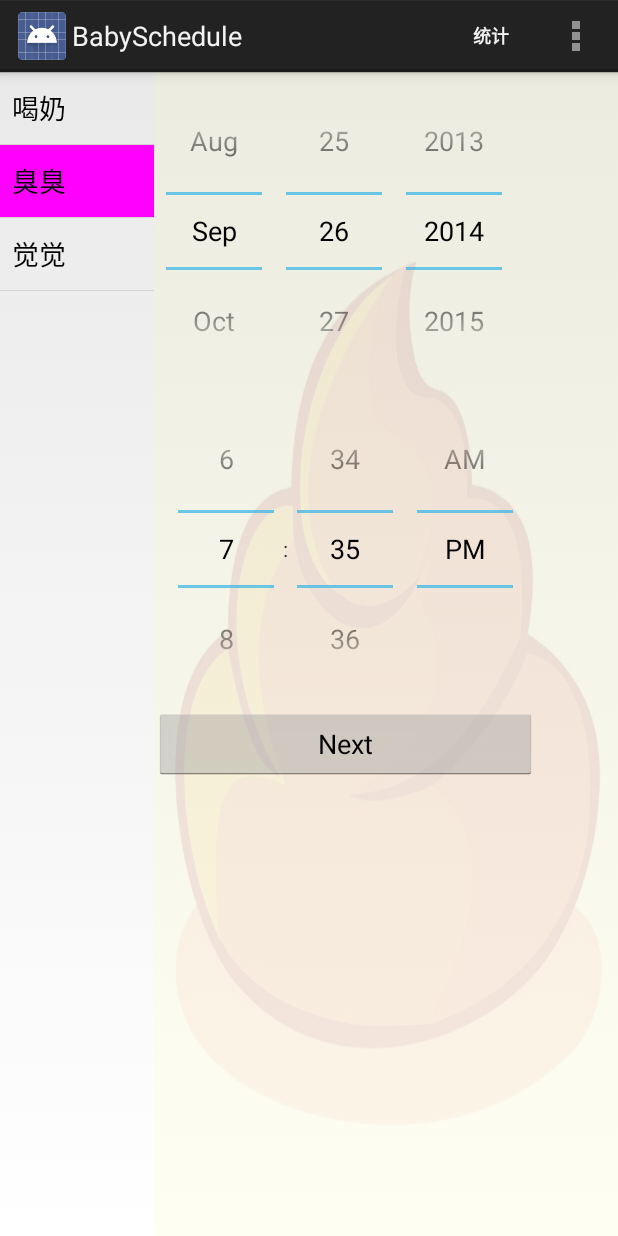
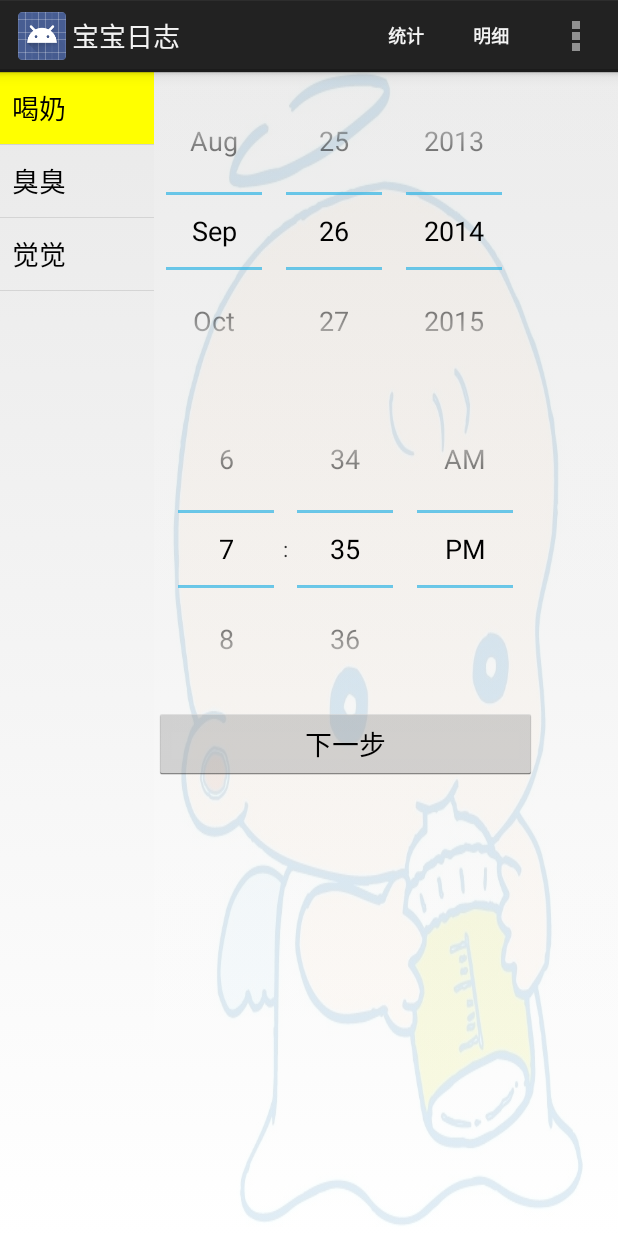
Before and after one commit to carlstandFork/BabySchedule, an Android app: the screen it shows after launch (MainActivity), in the options menu, after a tap on "设定", on a phone screen of 412 x 824 dp. Run offline under Robolectric (Android 15) with nearby library versions, the phone set to English and light mode, and no system bars.

Commit message:
Added: default selection on left item list Added: menu detail

```diff
--- a/app/src/main/java/com/ezikche/babyschedule/ItemFragment.java
+++ b/app/src/main/java/com/ezikche/babyschedule/ItemFragment.java
@@ -10,6 +10,7 @@ import android.view.ViewGroup;
 import android.widget.AbsListView;
 import android.widget.AdapterView;
 import android.widget.ListAdapter;
+import android.widget.ListView;
 import android.widget.TextView;
 
 
@@ -30,11 +31,11 @@ public class ItemFragment extends Fragment implements AbsListView.OnItemClickLis
 
     // TODO: Rename parameter arguments, choose names that match
     // the fragment initialization parameters, e.g. ARG_ITEM_NUMBER
-    private static final String ARG_PARAM1 = "param1";
+    private static final String ARG_INITPOS = "intPos";
     private static final String ARG_PARAM2 = "param2";
 
     // TODO: Rename and change types of parameters
-    private String mParam1;
+    private int mInitPos;
     private String mParam2;
 
     private OnFragmentInteractionListener mListener;
@@ -50,13 +51,12 @@ public class ItemFragment extends Fragment implements AbsListView.OnItemClickLis
      */
     private ItemListAdapter mAdapter;
     private List<String> mStringList;
-    private View mLastSelectedView;
 
     // TODO: Rename and change types of parameters
-    public static ItemFragment newInstance(String param1, String param2) {
+    public static ItemFragment newInstance(int initPos, String param2) {
         ItemFragment fragment = new ItemFragment();
         Bundle args = new Bundle();
-        args.putString(ARG_PARAM1, param1);
+        args.putInt(ARG_INITPOS, initPos);
         args.putString(ARG_PARAM2, param2);
         fragment.setArguments(args);
         return fragment;
@@ -74,7 +74,7 @@ public class ItemFragment extends Fragment implements AbsListView.OnItemClickLis
         super.onCreate(savedInstanceState);
 
         if (getArguments() != null) {
-            mParam1 = getArguments().getString(ARG_PARAM1);
+            mInitPos = getArguments().getInt(ARG_INITPOS);
             mParam2 = getArguments().getString(ARG_PARAM2);
         }
 
@@ -118,6 +118,7 @@ public class ItemFragment extends Fragment implements AbsListView.OnItemClickLis
 
     @Override
     public void onItemClick(AdapterView<?> parent, View view, int position, long id) {
+        setSelectedItem(position);
         if (null != mListener) {
             // Notify the active callbacks interface (the activity, if the
             // fragment is attached to one) that an item has been selected.
@@ -138,6 +139,11 @@ public class ItemFragment extends Fragment implements AbsListView.OnItemClickLis
         }
     }
 
+    public void setSelectedItem(int position){
+        mAdapter.setSelectedPos(position);
+        mAdapter.notifyDataSetChanged();
+    }
+
     /**
     * This interface must be implemented by activities that contain this
     * fragment to allow an interaction in this fragment to be communicated
--- a/app/src/main/java/com/ezikche/babyschedule/ItemListAdapter.java
+++ b/app/src/main/java/com/ezikche/babyschedule/ItemListAdapter.java
@@ -18,14 +18,27 @@ import java.util.Map;
  */
 public class ItemListAdapter<T> extends ArrayAdapter<T> {
     private int[] colors = { Color.YELLOW, Color.MAGENTA,Color.CYAN };
+    private int mPos = 0;
 
     public ItemListAdapter(Context context, int resource, List<T> objects) {
         super(context, resource, objects);
     }
 
+    public void setSelectedPos(int position){
+        mPos = position;
+    }
+
+    public int getSelectedPos(){
+        return mPos;
+    }
+
     public View getView(int position, View convertView, ViewGroup parent) {
         View view = super.getView(position, convertView, parent);
-//        view.setBackgroundColor(colors[position % 3]);
+        if(mPos == position){
+            view.setBackgroundColor(colors[position % 3]);
+        }
+        else
+            view.setBackgroundColor(Color.TRANSPARENT);
         return view;
     }
 
--- a/app/src/main/java/com/ezikche/babyschedule/MainActivity.java
+++ b/app/src/main/java/com/ezikche/babyschedule/MainActivity.java
@@ -24,7 +24,7 @@ public class MainActivity extends Activity
     private int[] mColorList;
     private int[] mBackgroundPics;
     private int mCurrentAct;
-    private View mLastSelectedItem;
+
     @Override
     protected void onCreate(Bundle savedInstanceState) {
         super.onCreate(savedInstanceState);
@@ -36,11 +36,11 @@ public class MainActivity extends Activity
         mColorList =new int[]{Color.YELLOW, Color.MAGENTA, Color.CYAN};
         mBackgroundPics = new int[]{R.drawable.eat, R.drawable.poo,R.drawable.sleep};
         setContentView(R.layout.layout_large);
-//        View rightView = getFragmentManager().findFragmentById(R.id.right_fragment).getView();
-//        if (rightView != null) {
-//            rightView.setBackgroundResource(mBackgroundPics[mCurrentAct]);
-//            rightView.getBackground().setAlpha(0x20);
-//        }
+
+        ItemFragment itemFragment = (ItemFragment)getFragmentManager().findFragmentById(R.id.left_fragment);
+        itemFragment.setSelectedItem(mCurrentAct);
+        setRightBackgroundByAction(mCurrentAct);
+
 //        ItemFragment itemfragment = new ItemFragment();
 //        getFragmentManager().beginTransaction().add(R.id.left_fragment, itemfragment).commit();
 //        rightFragment rightfragment = new rightFragment();
@@ -63,21 +63,22 @@ public class MainActivity extends Activity
         int id = item.getItemId();
         switch(id){
             case R.id.action_settings:
-                Toast.makeText(this,"设定功能还没做好 ：P", Toast.LENGTH_SHORT).show();
+                Toast.makeText(this,"设定功能还没做好 :P", Toast.LENGTH_SHORT).show();
                 return true;
             case R.id.action_statistic:
-//                Toast.makeText(this,"统计功能正在开发中 ：）", Toast.LENGTH_SHORT).show();
+                Toast.makeText(this,"统计功能仍在拼命(>_<)开发中", Toast.LENGTH_SHORT).show();
                 if(isExternalStorageReadable()){
                     String[] fileNames = getResources().getStringArray(R.array.fileName);
                     File eatFile = getStorageFile(fileNames[0]);
-                    File pooFile = getStorageFile(fileNames[1]);
-                    File sleepFile = getStorageFile(fileNames[2]);
 
                 }
                 else
                 {
                     Toast.makeText(this,"文件系统不可读",Toast.LENGTH_SHORT).show();
                 }
+                return true;
+            case R.id.action_detail:
+
                 return true;
             default:
                 break;
@@ -155,9 +156,9 @@ public class MainActivity extends Activity
 //              save to the file
                 if (isExternalStorageWritable()) {
                     String[] fileNames = getResources().getStringArray(R.array.fileName);
-                    File eatFile = getStorageFile(fileNames[mCurrentAct]);
+                    File outFile = getStorageFile(fileNames[mCurrentAct]);
                     try {
-                        FileOutputStream fos = new FileOutputStream(eatFile, true);
+                        FileOutputStream fos = new FileOutputStream(outFile, true);
                         fos.write(message.getBytes());
                         fos.close();
 
@@ -187,18 +188,10 @@ public class MainActivity extends Activity
     @Override
     public void onFragmentInteraction(String id, int position, View view)
     {
-        if(null!=mLastSelectedItem)
-            mLastSelectedItem.setBackgroundColor(Color.TRANSPARENT);
-
         mCurrentAct = position % mColorList.length;
         view.setBackgroundColor(mColorList[mCurrentAct]);
-        mLastSelectedItem = view;
 
-        View rightView = getFragmentManager().findFragmentById(R.id.right_fragment).getView();
-        if (rightView != null) {
-            rightView.setBackgroundResource(mBackgroundPics[mCurrentAct]);
-            rightView.getBackground().setAlpha(0x20);
-        }
+        setRightBackgroundByAction(mCurrentAct);
 //        rightView.setBackgroundColor(mColorList[mCurrentAct]);
 //                EatFragment eatFragment = new EatFragment();
 //                FragmentTransaction transaction= getFragmentManager().beginTransaction();
@@ -208,19 +201,27 @@ public class MainActivity extends Activity
     }
 
     /* Checks if external storage is available for read and write */
-    public boolean isExternalStorageWritable() {
+    private boolean isExternalStorageWritable() {
         String state = Environment.getExternalStorageState();
         return Environment.MEDIA_MOUNTED.equals(state);
     }
 
     /* Checks if external storage is available to at least read */
-    public boolean isExternalStorageReadable() {
+    private boolean isExternalStorageReadable() {
         String state = Environment.getExternalStorageState();
         return Environment.MEDIA_MOUNTED.equals(state) ||
                 Environment.MEDIA_MOUNTED_READ_ONLY.equals(state);
     }
 
-    public File getStorageFile(String fileName) {
+    private File getStorageFile(String fileName) {
         return new File(Environment.getExternalStoragePublicDirectory(Environment.DIRECTORY_DOWNLOADS), fileName);
     }
+
+    private void setRightBackgroundByAction(int action){
+        View rightView = getFragmentManager().findFragmentById(R.id.right_fragment).getView();
+        if (rightView != null) {
+            rightView.setBackgroundResource(mBackgroundPics[action]);
+            rightView.getBackground().setAlpha(0x20);
+        }
+    }
 }
--- a/app/src/main/res/layout/fragment_eat.xml
+++ b/app/src/main/res/layout/fragment_eat.xml
@@ -32,7 +32,7 @@
     <Button
         android:layout_width="wrap_content"
         android:layout_height="wrap_content"
-        android:text="Next"
+        android:text="@string/next"
         android:id="@+id/button"
         android:layout_below="@+id/timePicker"
         android:layout_alignParentLeft="true"
--- a/app/src/main/res/menu/main.xml
+++ b/app/src/main/res/menu/main.xml
@@ -10,4 +10,9 @@
         android:title="@string/statistic"
         android:orderInCategory="101"
         android:showAsAction="ifRoom|withText"/>
+    <item
+        android:id="@+id/action_detail"
+        android:title="@string/detail"
+        android:orderInCategory="102"
+        android:showAsAction="ifRoom|withText"/>
 </menu>
--- a/app/src/main/res/values/strings.xml
+++ b/app/src/main/res/values/strings.xml
@@ -18,13 +18,14 @@
         <item>sleep.txt</item>
     </string-array>
 
-    <string name="app_name">BabySchedule</string>
+    <string name="app_name">宝宝日志</string>
     <string name="hello_world">Hello world!</string>
     <string name="action_settings">设定</string>
     <string name="statistic">统计</string>
+    <string name="detail">明细</string>
     <string name="hello_left_fragment">Hello left fragment</string>
     <string name="hello_right_fragment">Hello right fragment</string>
-    <string name="hello_eat_fragment">Mins</string>
+    <string name="next">下一步</string>
     <string name="ok">确定</string>
     <string name="cancel">取消</string>
 </resources>
```
